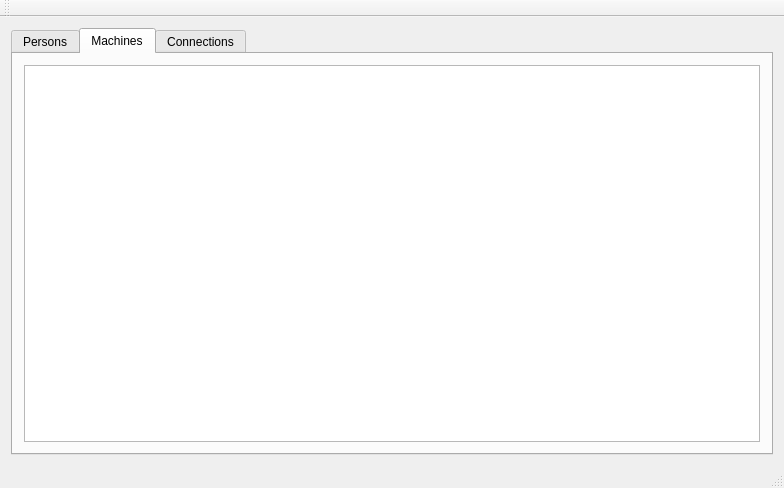
The window that Verklegt_Namskeid-Skil3/Verklegt_Namskeid-Skil3/mainwindow.ui (Indexu/Verklegt_Namskeid) describes before a commit, drawn with Qt 5.
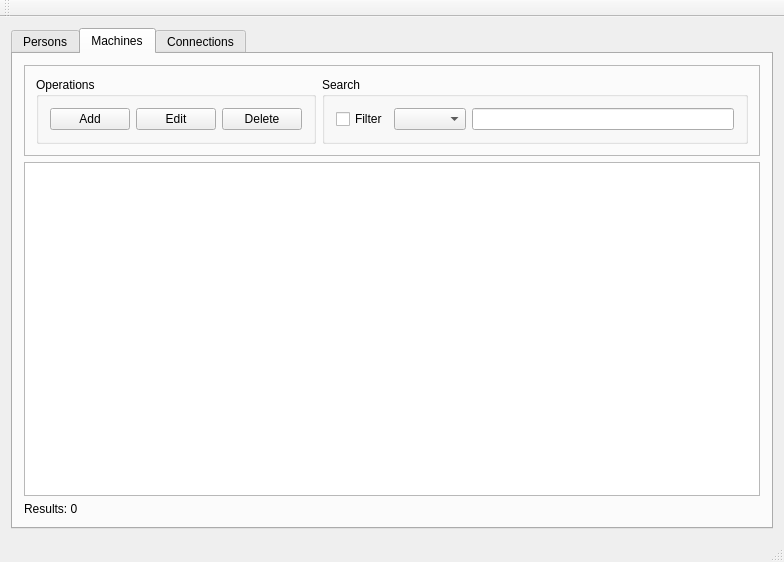
The same window after the commit. The open tabs and pages were chosen to show the change.

Commit message: Machine search and add works

```diff
--- a/Verklegt_Namskeid-Skil3/Verklegt_Namskeid-Skil3/mainwindow.ui
+++ b/Verklegt_Namskeid-Skil3/Verklegt_Namskeid-Skil3/mainwindow.ui
@@ -7,7 +7,7 @@
     <x>0</x>
     <y>0</y>
     <width>784</width>
-    <height>488</height>
+    <height>562</height>
    </rect>
   </property>
   <property name="windowTitle">
@@ -126,9 +126,93 @@
         <string>Machines</string>
        </attribute>
        <layout class="QVBoxLayout" name="verticalLayout_3">
+        <item>
+         <widget class="QFrame" name="frame_2">
+          <property name="frameShape">
+           <enum>QFrame::StyledPanel</enum>
+          </property>
+          <property name="frameShadow">
+           <enum>QFrame::Raised</enum>
+          </property>
+          <layout class="QHBoxLayout" name="horizontalLayout_2">
+           <item>
+            <widget class="QGroupBox" name="groupBox_4">
+             <property name="sizePolicy">
+              <sizepolicy hsizetype="Minimum" vsizetype="Minimum">
+               <horstretch>0</horstretch>
+               <verstretch>0</verstretch>
+              </sizepolicy>
+             </property>
+             <property name="title">
+              <string>Operations</string>
+             </property>
+             <layout class="QHBoxLayout" name="horizontalLayout_7">
+              <item>
+               <widget class="QPushButton" name="machinesAddButton">
+                <property name="text">
+                 <string>Add</string>
+                </property>
+               </widget>
+              </item>
+              <item>
+               <widget class="QPushButton" name="machinesEditButton">
+                <property name="text">
+                 <string>Edit</string>
+                </property>
+               </widget>
+              </item>
+              <item>
+               <widget class="QPushButton" name="machinesDeleteButton">
+                <property name="text">
+                 <string>Delete</string>
+                </property>
+               </widget>
+              </item>
+             </layout>
+            </widget>
+           </item>
+           <item>
+            <widget class="QGroupBox" name="groupBox_3">
+             <property name="title">
+              <string>Search</string>
+             </property>
+             <layout class="QHBoxLayout" name="horizontalLayout_6">
+              <item>
+               <widget class="QCheckBox" name="machinesFilterCheckBox">
+                <property name="text">
+                 <string>Filter</string>
+                </property>
+               </widget>
+              </item>
+              <item>
+               <widget class="QComboBox" name="machinesSearchComboBox">
+                <property name="currentText">
+                 <string/>
+                </property>
+                <property name="currentIndex">
+                 <number>-1</number>
+                </property>
+               </widget>
+              </item>
+              <item>
+               <widget class="QLineEdit" name="machinesSearchField"/>
+              </item>
+             </layout>
+            </widget>
+           </item>
+          </layout>
+         </widget>
+        </item>
         <item>
          <widget class="QTableView" name="machineTable"/>
         </item>
+        <item>
+         <widget class="QLabel" name="machinesResultsLabel">
+          <property name="text">
+           <string>Results: 0</string>
+          </property>
+         </widget>
+        </item>
        </layout>
       </widget>
       <widget class="QWidget" name="connectionTableTab">
```
Left out of the diff: 4 changed lines with no effect on the pictures. The commit also changes 31 other files.
